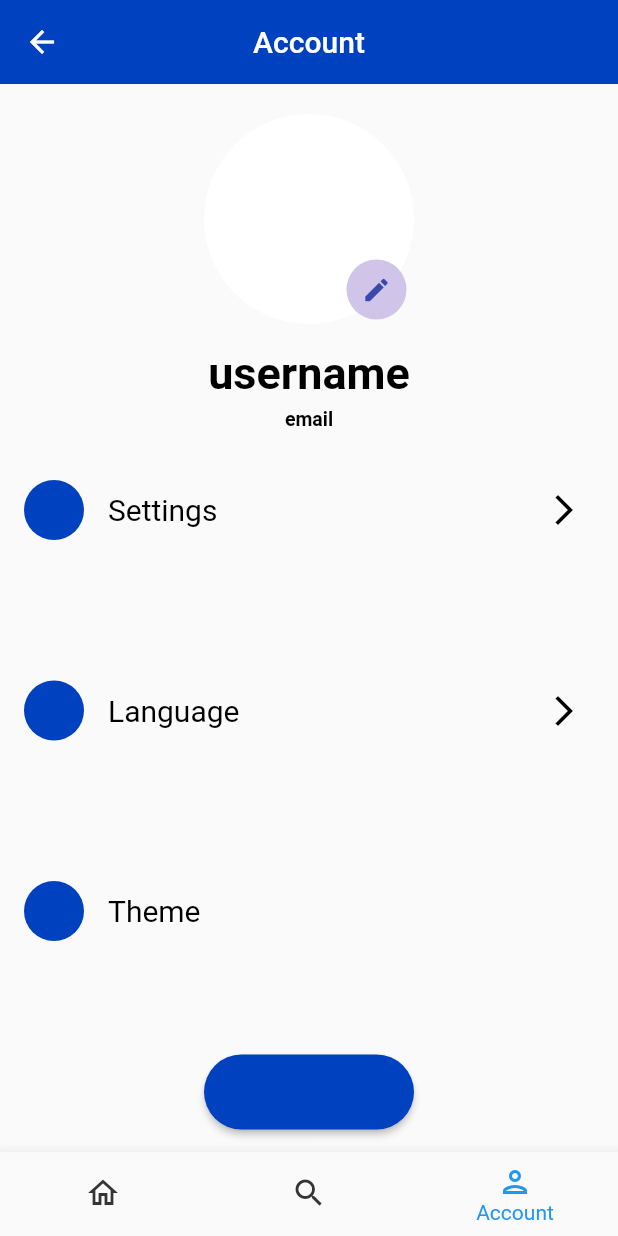
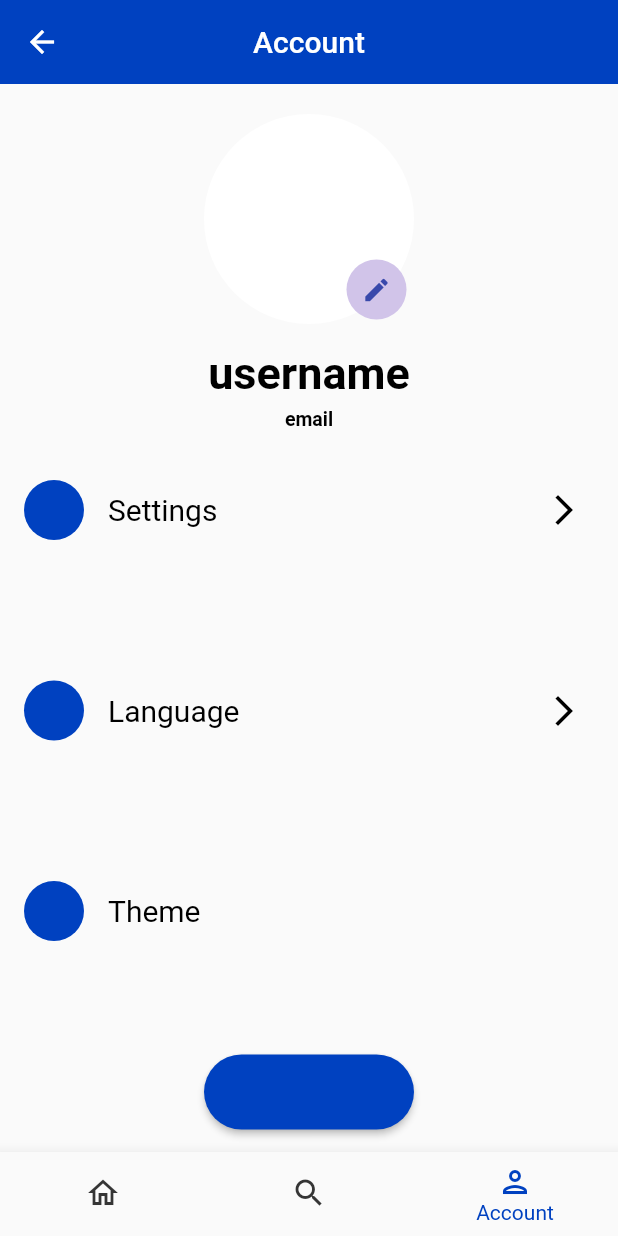
Before and after one commit to zeyadali06/Panasonic, a Flutter app: the HomeNavigationBar screen opened by its route, item 3 of the bottom bar chosen, on a phone screen of 412 x 824 dp. Run offline on Flutter 3.47's test engine with Material 2 defaults, Android fonts, the phone set to English and light mode, and no system bars; our stand-ins replace animated_text_kit, cloud_firestore, firebase_auth, firebase_core, google_sign_in, internet_connection_checker and 2 more; missing offline and left inert: number_editing_controller; accounts and stored records are empty.

```diff
--- a/lib/NavigationBar.dart
+++ b/lib/NavigationBar.dart
@@ -1,5 +1,6 @@
 // ignore_for_file: file_names
 import 'package:flutter/material.dart';
+import 'package:panasonic/constants.dart';
 import 'package:panasonic/screens/MyAccountPage.dart';
 import 'package:panasonic/screens/MyProductsPage.dart';
 import 'package:panasonic/screens/SearchPage.dart';
@@ -19,6 +20,12 @@ class _HomeNavigationBarState extends State<HomeNavigationBar> {
     setState(() {});
   }
 
+  void _onItemTapped(int index) {
+    setState(() {
+      selectedIndex = index;
+    });
+  }
+
   @override
   void initState() {
     super.initState();
@@ -30,12 +37,6 @@ class _HomeNavigationBarState extends State<HomeNavigationBar> {
         refresh: _refresh,
       ),
     ];
-  }
-
-  void _onItemTapped(int index) {
-    setState(() {
-      selectedIndex = index;
-    });
   }
 
   @override
@@ -54,7 +55,7 @@ class _HomeNavigationBarState extends State<HomeNavigationBar> {
           BottomNavigationBarItem(icon: Icon(Icons.person_outlined), label: 'Account'),
         ],
         currentIndex: selectedIndex,
-        // selectedItemColor: Global.dark ? FontColorDark : Purple,
+        selectedItemColor: KPrimayColor,
         onTap: _onItemTapped,
       ),
     );
--- a/lib/screens/EditOrDeleteProductPage.dart
+++ b/lib/screens/EditOrDeleteProductPage.dart
@@ -166,7 +166,6 @@ class _EditOrDeleteProductPageState extends State<EditOrDeleteProductPage> {
                   '${providerProduct.model}${providerProduct.used ? 't' : 'f'}': FieldValue.delete(),
                 };
                 FirebaseFirestore.instance.collection(usersCollection).doc(Provider.of<ProviderVariables>(context, listen: false).email).update(updates);
-
                 showSnackBar(context, 'Product Deleted Successfully');
                 Provider.of<ProviderVariables>(context, listen: false).category = null;
                 Provider.of<ProviderVariables>(context, listen: false).used = null;
```
